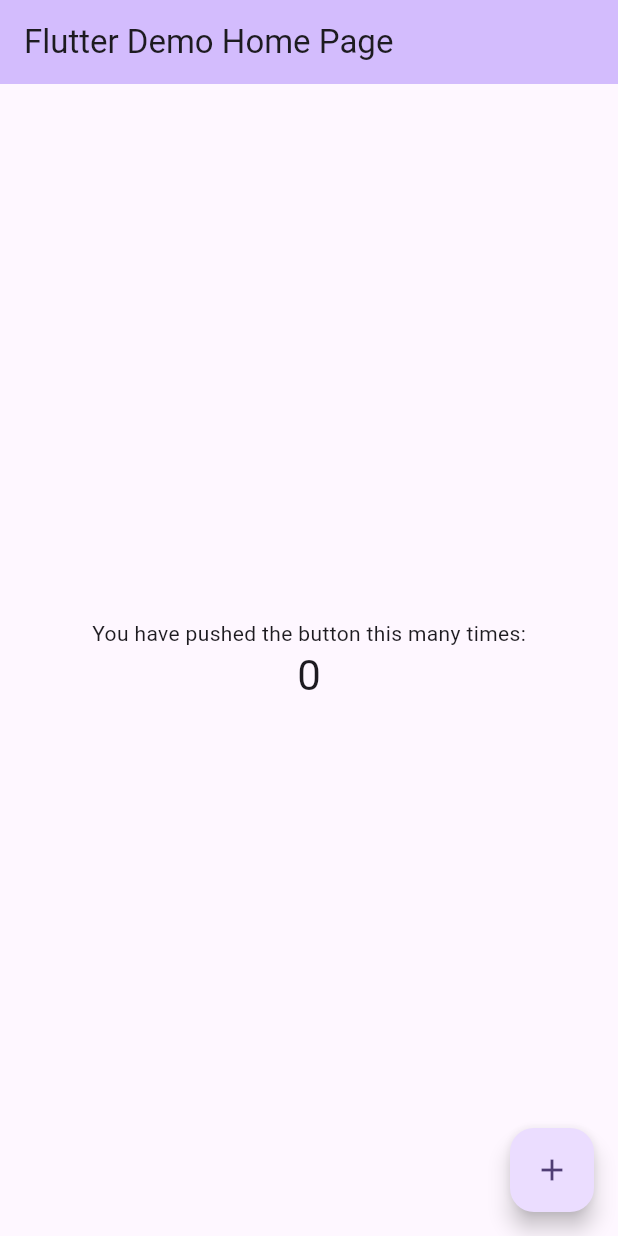
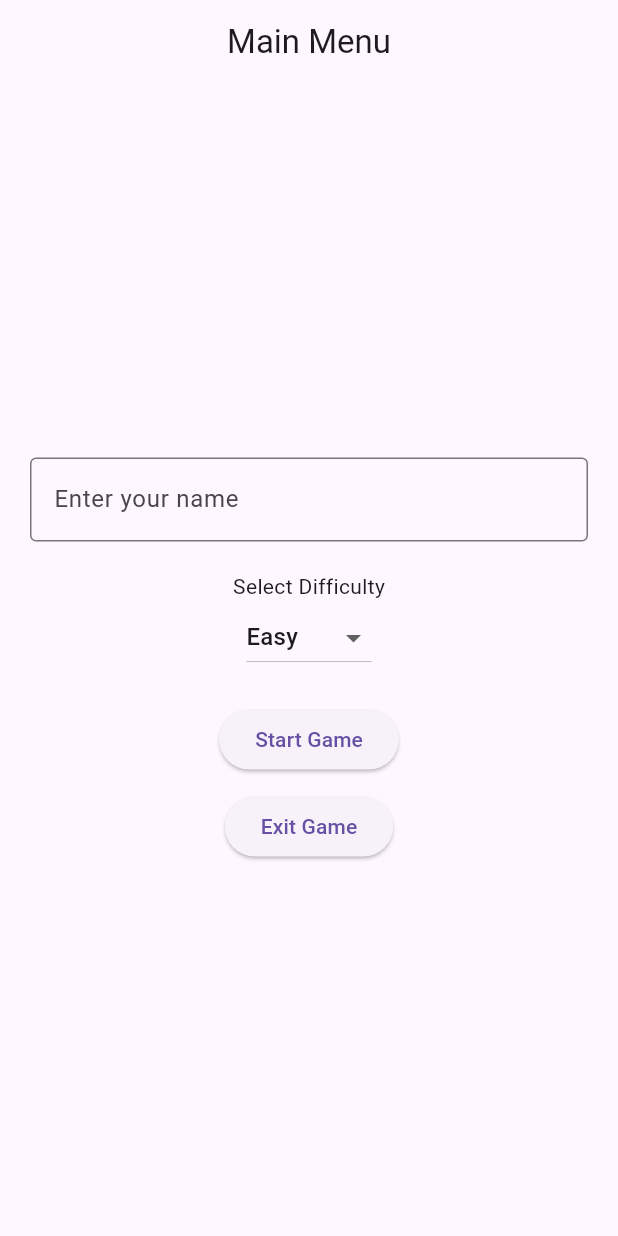
Before and after one commit to OMurM/BasicVideoGame, a Flutter app: the screen it shows after launch, on a phone screen of 412 x 824 dp. Run offline on Flutter 3.47's test engine with Material 3 defaults, Android fonts, the phone set to English and light mode, and no system bars; missing offline and left inert: flame.

Commit message:
working movement and main_menu

```diff
--- /dev/null
+++ b/basicvideogame/devtools_options.yaml
@@ -0,0 +1,3 @@
+description: This file stores settings for Dart & Flutter DevTools.
+documentation: https://docs.flutter.dev/tools/devtools/extensions#configure-extension-enablement-states
+extensions:
--- /dev/null
+++ b/basicvideogame/lib/components/game_screen.dart
@@ -0,0 +1,16 @@
+import 'package:flame/game.dart';
+import 'package:flutter/material.dart';
+import 'package:basicvideogame/components/game.dart' as flame_game;
+
+class GameScreen extends StatelessWidget {
+  const GameScreen({super.key});
+
+  @override
+  Widget build(BuildContext context) {
+    final gameInstance = flame_game.MyGame();
+
+    return Scaffold(
+      body: GameWidget(game: gameInstance),
+    );
+  }
+}
--- /dev/null
+++ b/basicvideogame/lib/components/main_menu.dart
@@ -0,0 +1,86 @@
+// ignore_for_file: avoid_print
+
+import 'package:flutter/material.dart';
+import 'package:flutter/services.dart';
+import 'game_screen.dart';
+
+class MainMenu extends StatefulWidget {
+  const MainMenu({super.key});
+
+  @override
+  MainMenuState createState() => MainMenuState();
+}
+
+class MainMenuState extends State<MainMenu> {
+  final TextEditingController _nameController = TextEditingController();
+  String _selectedDifficulty = 'Easy';
+
+  void _startGame() {
+    print('Starting the game with name: ${_nameController.text} and difficulty: $_selectedDifficulty'); // Add semicolon here
+
+    Navigator.push(
+      context,
+      MaterialPageRoute(builder: (context) => const GameScreen()),
+    );
+ }
+
+  void _exitGame() {
+    print('Exiting game');
+    SystemNavigator.pop();
+  }
+
+  @override
+  Widget build(BuildContext context) {
+    return Scaffold(
+      appBar: AppBar(
+        title: const Text('Main Menu'),
+        centerTitle: true,
+        ),
+      body: Padding(
+        padding: const EdgeInsets.all(20.0),
+        child: Column(
+          mainAxisAlignment: MainAxisAlignment.center,
+          children: [
+            TextField(
+              controller: _nameController,
+              decoration: const InputDecoration(
+                labelText: 'Enter your name',
+                border: OutlineInputBorder(),
+              ),
+            ),
+            const SizedBox(height: 20),
+
+            const Text('Select Difficulty'),
+            DropdownButton<String>(
+              value: _selectedDifficulty,
+              onChanged: (String? newValue) {
+                setState(() {
+                  _selectedDifficulty = newValue!;
+                });
+              },
+              items: <String>['Easy', 'Medium', 'Hard']
+                  .map<DropdownMenuItem<String>>((String value) {
+                return DropdownMenuItem<String>(
+                  value: value,
+                  child: Text(value),
+                );
+              }).toList(),
+            ),
+            const SizedBox(height: 20),
+
+            ElevatedButton(
+              onPressed: _startGame,
+              child: const Text('Start Game'),
+            ),
+            const SizedBox(height: 10),
+
+            ElevatedButton(
+              onPressed: _exitGame,
+              child: const Text('Exit Game'),
+            ),
+          ],
+        ),
+      ),
+    );
+  }
+}
--- a/basicvideogame/lib/main.dart
+++ b/basicvideogame/lib/main.dart
@@ -1,125 +1,27 @@
+// ignore_for_file: unused_import
+
 import 'package:flutter/material.dart';
+import 'package:flame/game.dart';
+import 'components/game.dart';
+import 'components/main_menu.dart';
 
 void main() {
+  WidgetsFlutterBinding.ensureInitialized();
   runApp(const MyApp());
 }
 
 class MyApp extends StatelessWidget {
   const MyApp({super.key});
 
-  // This widget is the root of your application.
   @override
   Widget build(BuildContext context) {
     return MaterialApp(
-      title: 'Flutter Demo',
+      debugShowCheckedModeBanner: false,
+      title: 'Basic Video Game',
       theme: ThemeData(
-        // This is the theme of your application.
-        //
-        // TRY THIS: Try running your application with "flutter run". You'll see
-        // the application has a purple toolbar. Then, without quitting the app,
-        // try changing the seedColor in the colorScheme below to Colors.green
-        // and then invoke "hot reload" (save your changes or press the "hot
-        // reload" button in a Flutter-supported IDE, or press "r" if you used
-        // the command line to start the app).
-        //
-        // Notice that the counter didn't reset back to zero; the application
-        // state is not lost during the reload. To reset the state, use hot
-        // restart instead.
-        //
-        // This works for code too, not just values: Most code changes can be
-        // tested with just a hot reload.
-        colorScheme: ColorScheme.fromSeed(seedColor: Colors.deepPurple),
-        useMaterial3: true,
+        primarySwatch: Colors.blue,
       ),
-      home: const MyHomePage(title: 'Flutter Demo Home Page'),
+      home: const MainMenu(),
     );
   }
 }
-
-class MyHomePage extends StatefulWidget {
-  const MyHomePage({super.key, required this.title});
-
-  // This widget is the home page of your application. It is stateful, meaning
-  // that it has a State object (defined below) that contains fields that affect
-  // how it looks.
-
-  // This class is the configuration for the state. It holds the values (in this
-  // case the title) provided by the parent (in this case the App widget) and
-  // used by the build method of the State. Fields in a Widget subclass are
-  // always marked "final".
-
-  final String title;
-
-  @override
-  State<MyHomePage> createState() => _MyHomePageState();
-}
-
-class _MyHomePageState extends State<MyHomePage> {
-  int _counter = 0;
-
-  void _incrementCounter() {
-    setState(() {
-      // This call to setState tells the Flutter framework that something has
-      // changed in this State, which causes it to rerun the build method below
-      // so that the display can reflect the updated values. If we changed
-      // _counter without calling setState(), then the build method would not be
-      // called again, and so nothing would appear to happen.
-      _counter++;
-    });
-  }
-
-  @override
-  Widget build(BuildContext context) {
-    // This method is rerun every time setState is called, for instance as done
-    // by the _incrementCounter method above.
-    //
-    // The Flutter framework has been optimized to make rerunning build methods
-    // fast, so that you can just rebuild anything that needs updating rather
-    // than having to individually change instances of widgets.
-    return Scaffold(
-      appBar: AppBar(
-        // TRY THIS: Try changing the color here to a specific color (to
-        // Colors.amber, perhaps?) and trigger a hot reload to see the AppBar
-        // change color while the other colors stay the same.
-        backgroundColor: Theme.of(context).colorScheme.inversePrimary,
-        // Here we take the value from the MyHomePage object that was created by
-        // the App.build method, and use it to set our appbar title.
-        title: Text(widget.title),
-      ),
-      body: Center(
-        // Center is a layout widget. It takes a single child and positions it
-        // in the middle of the parent.
-        child: Column(
-          // Column is also a layout widget. It takes a list of children and
-          // arranges them vertically. By default, it sizes itself to fit its
-          // children horizontally, and tries to be as tall as its parent.
-          //
-          // Column has various properties to control how it sizes itself and
-          // how it positions its children. Here we use mainAxisAlignment to
-          // center the children vertically; the main axis here is the vertical
-          // axis because Columns are vertical (the cross axis would be
-          // horizontal).
-          //
-          // TRY THIS: Invoke "debug painting" (choose the "Toggle Debug Paint"
-          // action in the IDE, or press "p" in the console), to see the
-          // wireframe for each widget.
-          mainAxisAlignment: MainAxisAlignment.center,
-          children: <Widget>[
-            const Text(
-              'You have pushed the button this many times:',
-            ),
-            Text(
-              '$_counter',
-              style: Theme.of(context).textTheme.headlineMedium,
-            ),
-          ],
-        ),
-      ),
-      floatingActionButton: FloatingActionButton(
-        onPressed: _incrementCounter,
-        tooltip: 'Increment',
-        child: const Icon(Icons.add),
-      ), // This trailing comma makes auto-formatting nicer for build methods.
-    );
-  }
-}
```
Also changed, not shown: basicvideogame/lib/components/background.dart (added, +18 -0 lines), basicvideogame/lib/components/game.dart (added, +15 -0 lines), basicvideogame/lib/components/player.dart (added, +51 -0 lines), basicvideogame/pubspec.yaml (+5 -9 lines), basicvideogame/assets/images/background.png (added), basicvideogame/assets/images/enemy.png (added), basicvideogame/assets/images/player.png (added), basicvideogame/lib/components/enemy.dart (added), basicvideogame/lib/components/game_over.dart (added), basicvideogame/lib/components/hud.dart (added), basicvideogame/pubspec.lock, 1 other file.
